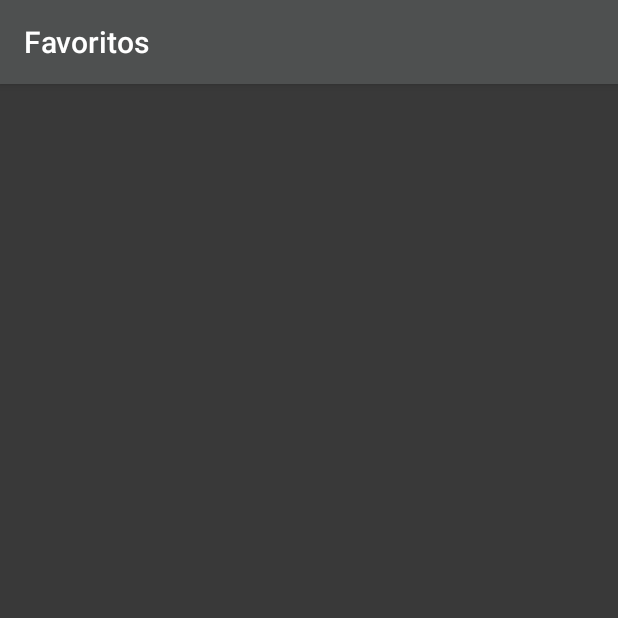
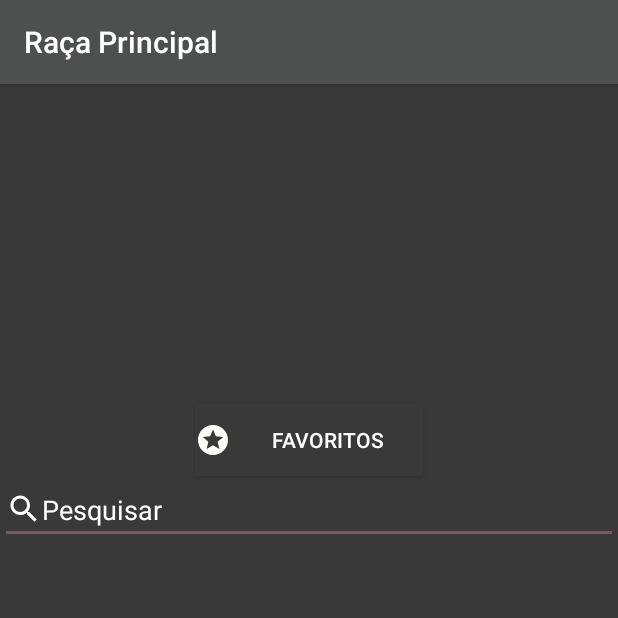
Before and after one commit to leonardofernandes07/UsandoVolley, an Android app: the screen it shows after launch (Favoritos before the commit, MainActivity after it), after a tap on "FAVORITOS", on a phone screen of 412 x 824 dp, the top half of it. Run offline under Robolectric (Android 15) with nearby library versions, the phone set to English and light mode, and no system bars; our stand-ins replace Picasso, Volley; network calls fail; pictures from the network do not load.

Commit message:
Arrumando Titulos

```diff
--- a/app/src/main/java/com/example/cachorros/Activity/MainActivity.java
+++ b/app/src/main/java/com/example/cachorros/Activity/MainActivity.java
@@ -17,6 +17,7 @@ import android.widget.Filterable;
 import android.widget.ImageView;
 import android.widget.ListView;
 import android.widget.TextView;
+import android.widget.Toast;
 
 import androidx.appcompat.app.AppCompatActivity;
 import androidx.appcompat.widget.Toolbar;
@@ -51,6 +52,7 @@ public class MainActivity extends AppCompatActivity implements Filterable {
     private ArrayList<String> favoritos = new ArrayList<>();
 
     private EditText tvPesquisar;
+    private Button button;
 
     @Override
     protected void onCreate(Bundle savedInstanceState) {
@@ -58,12 +60,11 @@ public class MainActivity extends AppCompatActivity implements Filterable {
         setContentView(R.layout.activity_main);
         setTitle("Raça Principal");
 
-        Button button = findViewById(R.id.button);
+        button = findViewById(R.id.button);
         button.setOnClickListener(new View.OnClickListener() {
             @Override
             public void onClick(View v) {
-                Intent intent = new Intent(getApplicationContext(),Favoritos.class);
-                startActivity(intent);
+                salvar();
             }
         });
 
@@ -187,12 +188,14 @@ public class MainActivity extends AppCompatActivity implements Filterable {
                 // TODO Auto-generated method stub
                 String racaClicada = racas.get(index);
                 if (favoritos.indexOf(racaClicada) > -1){
+                    Toast.makeText(MainActivity.this, "Removido nos Favoritos", Toast.LENGTH_SHORT).show();
                     // REMOVO DO FAVORITOS
                     favoritos.remove(racaClicada);
                     // TIRO O BG
                     v.setBackgroundColor(getResources().getColor(R.color.backgroud_app));
                     Log.e("Remove","Removeu do Array");
                 }else{
+                    Toast.makeText(MainActivity.this, "Adicionado nos Favoritos", Toast.LENGTH_SHORT).show();
                     // ADD O FAVORITOS
                     favoritos.add(racaClicada);
                     // ADD O BG
@@ -205,7 +208,15 @@ public class MainActivity extends AppCompatActivity implements Filterable {
         });
 
     }
-
+    private void salvar(){
+        if(favoritos.size() == 0){
+            button.setClickable(false);
+        }else {
+            button.setClickable(true);
+            Intent i = new Intent(getApplicationContext(),Favoritos.class);
+            startActivity(i);
+        }
+    }
     private void salvaSharedPreferences() {
         JSONArray favoritoson = new JSONArray(favoritos);
 
--- a/app/src/main/res/layout/activity_main.xml
+++ b/app/src/main/res/layout/activity_main.xml
@@ -16,7 +16,8 @@
         android:autoText="false"
         android:background="@color/backgroud_app"
         android:drawableLeft="@drawable/ic_stars_black_24dp"
-        android:text="Favoritos" />
+        android:text="Favoritos"
+        android:visibility="visible" />
 
     <EditText
         android:id="@+id/tvPesquisar"
```
